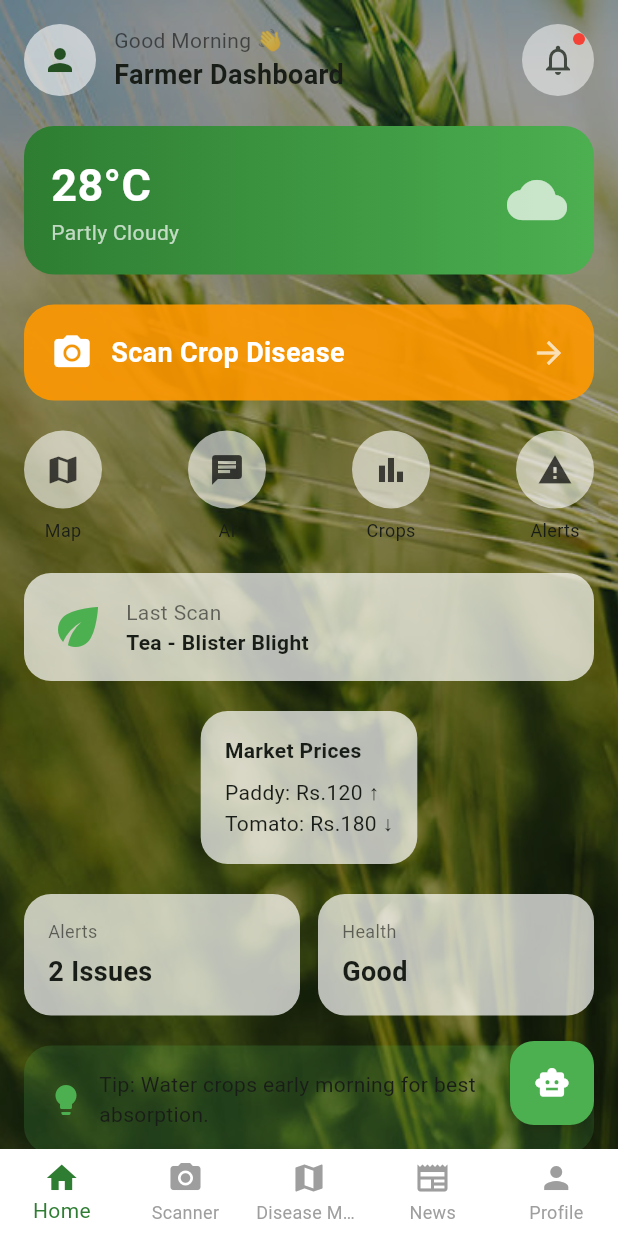
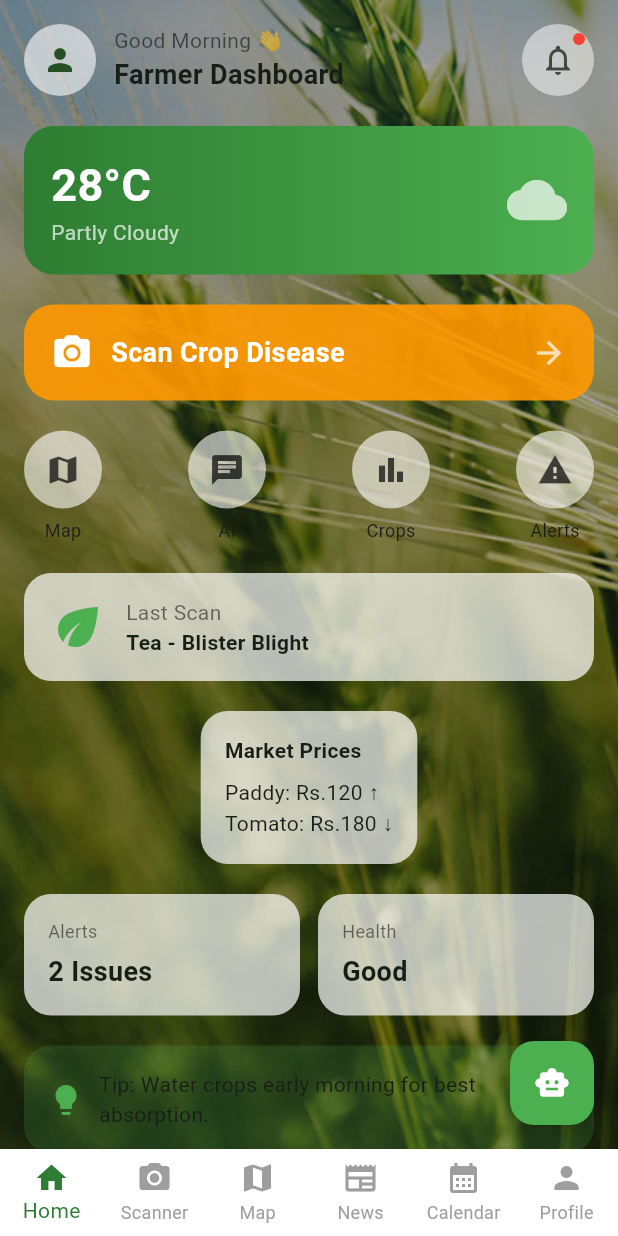
Before and after one commit to Nisansala23/govi-ai, a Flutter app: the screen it shows once a user with an empty profile is signed in, on a phone screen of 412 x 824 dp. Run offline on Flutter 3.47's test engine with Material 3 defaults, Android fonts, the phone set to English and light mode, and no system bars; our stand-ins replace cloud_firestore, connectivity_plus, firebase_auth, firebase_core, flutter_dotenv, flutter_map and 2 more; accounts and stored records are empty.

Commit message:
feat:Add farming calendar and AI scheduler services

```diff
--- a/lib/main.dart
+++ b/lib/main.dart
@@ -2,20 +2,24 @@ import 'package:flutter/material.dart';
 import 'package:flutter_dotenv/flutter_dotenv.dart';
 import 'package:firebase_core/firebase_core.dart';
 import 'package:firebase_auth/firebase_auth.dart';
-import 'package:govi_ai/screens/chat_screen.dart';
+
 import 'firebase_options.dart';
+import 'theme/app_theme.dart';
+
 import 'screens/home_screen.dart';
 import 'screens/scanner_screen.dart';
 import 'screens/map_screen.dart';
 import 'screens/news_screen.dart';
 import 'screens/profile_screen.dart';
 import 'screens/login_screen.dart';
-import 'theme/app_theme.dart';
+import 'screens/farming_calendar_screen.dart';
 
 void main() async {
   WidgetsFlutterBinding.ensureInitialized();
   await dotenv.load(fileName: ".env");
-  await Firebase.initializeApp(options: DefaultFirebaseOptions.currentPlatform);
+  await Firebase.initializeApp(
+    options: DefaultFirebaseOptions.currentPlatform,
+  );
   runApp(const MyApp());
 }
 
@@ -28,19 +32,24 @@ class MyApp extends StatelessWidget {
       title: 'Govi-AI',
       debugShowCheckedModeBanner: false,
       theme: AppTheme.lightTheme,
+
       home: StreamBuilder<User?>(
         stream: FirebaseAuth.instance.authStateChanges(),
         builder: (context, snapshot) {
           if (snapshot.connectionState == ConnectionState.waiting) {
             return const Scaffold(
               body: Center(
-                child: CircularProgressIndicator(color: AppColors.primary),
+                child: CircularProgressIndicator(
+                  color: AppColors.primary,
+                ),
               ),
             );
           }
+
           if (snapshot.hasData) {
             return const MainNavigation();
           }
+
           return const LoginScreen();
         },
       ),
@@ -63,6 +72,7 @@ class _MainNavigationState extends State<MainNavigation> {
     const ScannerScreen(),
     const MapScreen(),
     const NewsScreen(),
+    const FarmingCalendarScreen(),
     const ProfileScreen(),
   ];
 
@@ -70,19 +80,37 @@ class _MainNavigationState extends State<MainNavigation> {
   Widget build(BuildContext context) {
     return Scaffold(
       body: _screens[_currentIndex],
+
       bottomNavigationBar: BottomNavigationBar(
         currentIndex: _currentIndex,
         onTap: (index) => setState(() => _currentIndex = index),
         type: BottomNavigationBarType.fixed,
+
         items: const [
-          BottomNavigationBarItem(icon: Icon(Icons.home), label: 'Home'),
+          BottomNavigationBarItem(
+            icon: Icon(Icons.home),
+            label: 'Home',
+          ),
           BottomNavigationBarItem(
             icon: Icon(Icons.camera_alt),
             label: 'Scanner',
           ),
-          BottomNavigationBarItem(icon: Icon(Icons.map), label: 'Disease Map'),
-          BottomNavigationBarItem(icon: Icon(Icons.newspaper), label: 'News'),
-          BottomNavigationBarItem(icon: Icon(Icons.person), label: 'Profile'),
+          BottomNavigationBarItem(
+            icon: Icon(Icons.map),
+            label: 'Map',
+          ),
+          BottomNavigationBarItem(
+            icon: Icon(Icons.newspaper),
+            label: 'News',
+          ),
+          BottomNavigationBarItem(
+            icon: Icon(Icons.calendar_month),
+            label: 'Calendar',
+          ),
+          BottomNavigationBarItem(
+            icon: Icon(Icons.person),
+            label: 'Profile',
+          ),
         ],
       ),
     );
```
